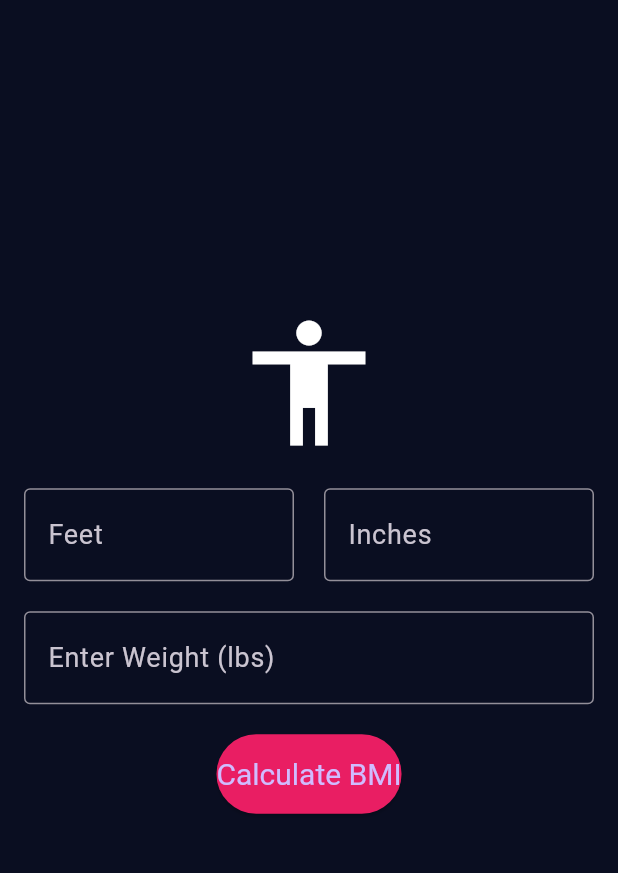
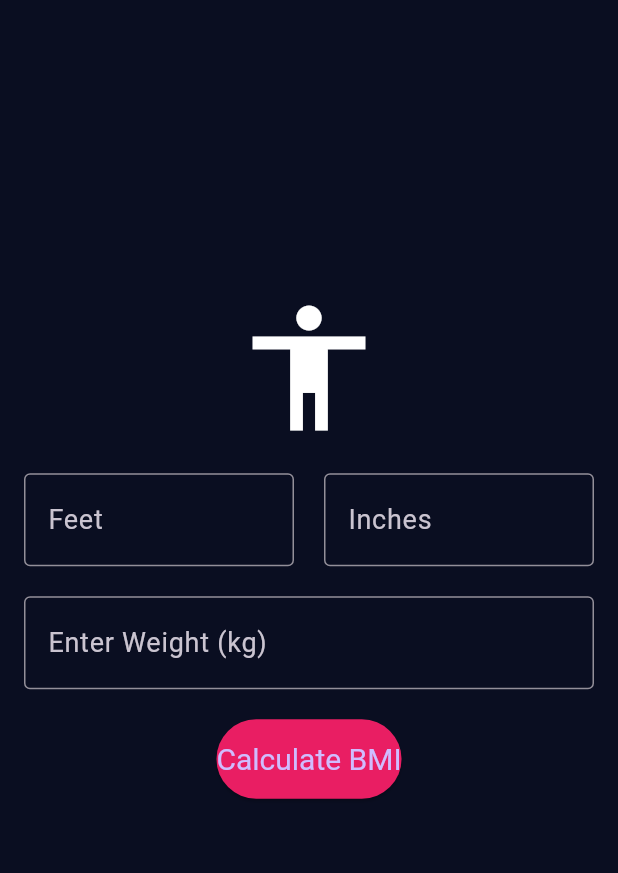
Before and after one commit to sakarpaudel/bmi_calculator, a Flutter app: the screen it shows after launch, on a phone screen of 412 x 824 dp, the part 84-957 px from its top. Run offline on Flutter 3.47's test engine with Material 3 defaults, Android fonts, the phone set to English and light mode, and no system bars.

Commit message:
Feature: Convert Weight input to Kgs

```diff
--- a/lib/main.dart
+++ b/lib/main.dart
@@ -25,7 +25,7 @@
 class _BMICalculatorScreenState extends State<BMICalculatorScreen> {
   TextEditingController heightFeetController = TextEditingController();
   TextEditingController heightInchesController = TextEditingController();
-  TextEditingController weightPoundsController = TextEditingController();
+  TextEditingController weightKgController = TextEditingController();
   double? bmiResult;
   String? healthCategory;
   String? errorMessage;
@@ -34,20 +34,19 @@
     try {
       if (heightFeetController.text.isEmpty ||
           heightInchesController.text.isEmpty ||
-          weightPoundsController.text.isEmpty) {
+          weightKgController.text.isEmpty) {
         throw Exception("Please enter all values for height and weight.");
       }
 
       double heightFeet = double.parse(heightFeetController.text);
       double heightInches = double.parse(heightInchesController.text);
-      double weightPounds = double.parse(weightPoundsController.text);
+      double weightKg = double.parse(weightKgController.text);
 
-      if (heightFeet <= 0 || heightInches < 0 || weightPounds <= 0) {
+      if (heightFeet <= 0 || heightInches < 0 || weightKg <= 0) {
         throw Exception("Height and weight must be positive values.");
       }
 
       double heightCm = convertFeetInchesToCm(heightFeet, heightInches);
-      double weightKg = convertPoundsToKg(weightPounds);
 
       double bmi = weightKg / (heightCm * heightCm / 10000);
       setState(() {
@@ -66,10 +65,6 @@
 
   double convertFeetInchesToCm(double feet, double inches) {
     return (feet * 30.48) + (inches * 2.54);
-  }
-
-  double convertPoundsToKg(double pounds) {
-    return pounds * 0.453592;
   }
 
   String getHealthCategory(double bmi) {
@@ -133,11 +128,11 @@
             ),
             SizedBox(height: 20),
             TextField(
-              controller: weightPoundsController,
+              controller: weightKgController,
               keyboardType: TextInputType.number,
               style: TextStyle(fontSize: 20),
               decoration: InputDecoration(
-                labelText: 'Enter Weight (lbs)',
+                labelText: 'Enter Weight (kg)',
                 labelStyle: TextStyle(fontSize: 18),
                 border: OutlineInputBorder(),
               ),
@@ -161,6 +156,22 @@
               style: TextStyle(fontSize: 18, color: Colors.red),
             )
                 : Container(),
+            SizedBox(height: 20),
+            bmiResult != null && healthCategory != null
+                ? Column(
+              children: [
+                Text(
+                  'BMI Result: ${bmiResult!.toStringAsFixed(2)}',
+                  style: TextStyle(fontSize: 18),
+                ),
+                SizedBox(height: 10),
+                Text(
+                  'Health Category: $healthCategory',
+                  style: TextStyle(fontSize: 18),
+                ),
+              ],
+            )
+                : Container(),
           ],
         ),
       ),
```
